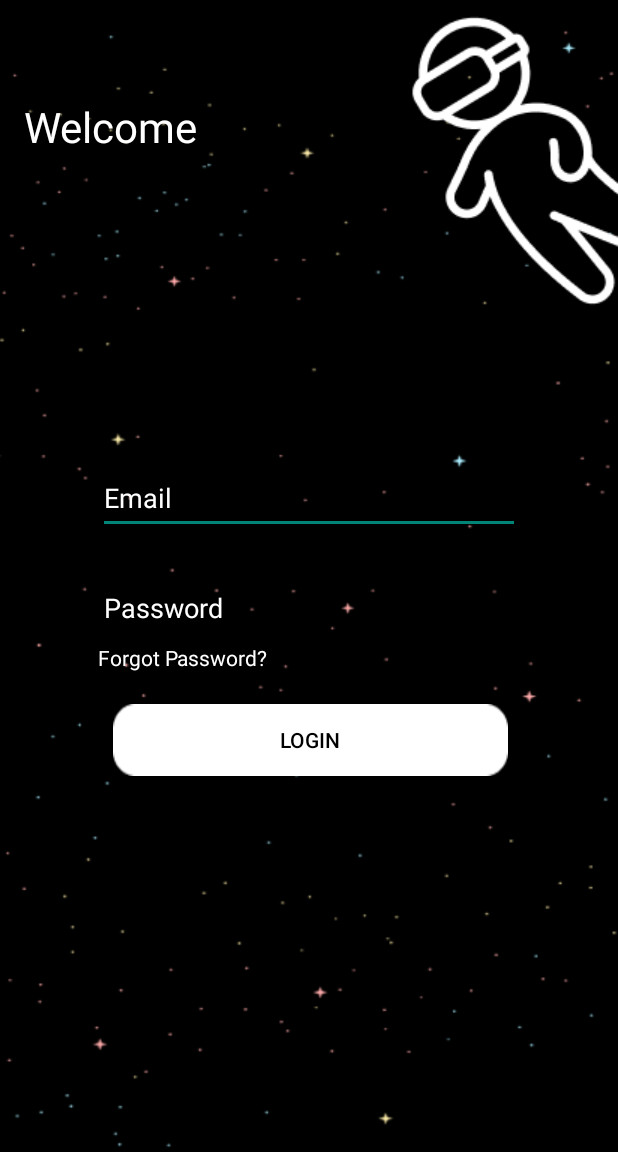
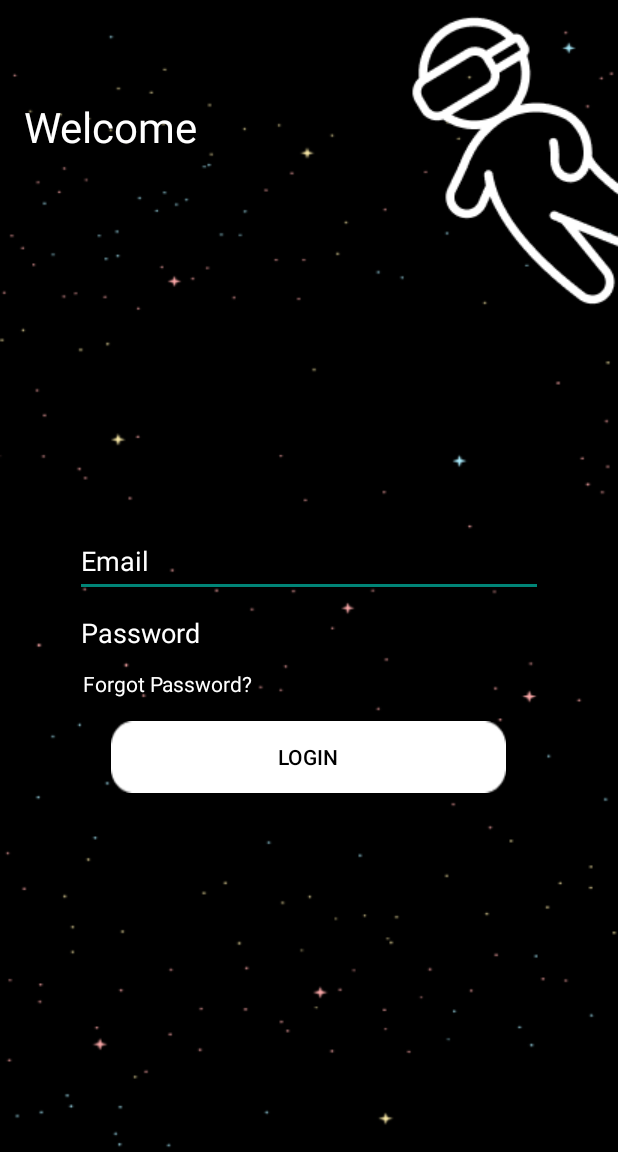
Before and after one commit to ADYPU-SpaceApp/SpaceApp, an Android app: the screen it shows after launch (LoginActivity), on a phone screen of 412 x 824 dp, the part 84-1236 px from its top. Run offline under Robolectric (Android 15) with nearby library versions, the light colour scheme and no system bars; our stand-ins replace Firebase (no records; nobody signed in at launch, a user with empty details on screens opened directly).

Commit message:
minor changes

```diff
--- a/app/src/main/java/finalyearproject/is7/spaceapp/DevCreateUserActivity.kt
+++ b/app/src/main/java/finalyearproject/is7/spaceapp/DevCreateUserActivity.kt
@@ -10,7 +10,6 @@ import com.google.firebase.ktx.Firebase
 
 class DevCreateUserActivity: AppCompatActivity() {
 
-    @Suppress("unused")
     private var mAuth = FirebaseAuth.getInstance()
     private var mAuth2 = Firebase.auth
     private var mDb = FirebaseFirestore.getInstance()
--- a/app/src/main/java/finalyearproject/is7/spaceapp/DevMainActivity.kt
+++ b/app/src/main/java/finalyearproject/is7/spaceapp/DevMainActivity.kt
@@ -9,6 +9,7 @@ import com.google.firebase.auth.FirebaseAuth
 class DevMainActivity: AppCompatActivity() {
 
     private lateinit var profileButton: Button
+    private lateinit var createDevActivity: Button
     private lateinit var createOrgButton: Button
     private lateinit var createUserButton: Button
     private lateinit var logoutButton: Button
@@ -20,12 +21,17 @@ class DevMainActivity: AppCompatActivity() {
         setContentView(R.layout.activity_dev_main)
 
         profileButton = findViewById(R.id.profileButton)
+        createDevActivity = findViewById(R.id.createDevButton)
         createOrgButton = findViewById(R.id.createOrgButton)
         createUserButton = findViewById(R.id.createUserButton)
         logoutButton = findViewById(R.id.logoutButton)
 
         profileButton.setOnClickListener {
             startActivity(Intent(this, DevProfileActivity::class.java))
+        }
+
+        createDevActivity.setOnClickListener {
+            startActivity(Intent(this, CreateDevActivity::class.java))
         }
 
         createOrgButton.setOnClickListener {
--- a/app/src/main/java/finalyearproject/is7/spaceapp/LoginActivity.kt
+++ b/app/src/main/java/finalyearproject/is7/spaceapp/LoginActivity.kt
@@ -2,11 +2,7 @@ package finalyearproject.is7.spaceapp
 
 import android.content.Intent
 import android.os.Bundle
-import android.widget.Button
-import android.widget.EditText
-import android.widget.ProgressBar
-import android.widget.TextView
-import android.widget.Toast
+import android.widget.*
 import androidx.appcompat.app.AppCompatActivity
 import com.google.firebase.auth.ktx.auth
 import com.google.firebase.firestore.ktx.firestore
--- a/app/src/main/res/layout/activity_login.xml
+++ b/app/src/main/res/layout/activity_login.xml
@@ -1,27 +1,15 @@
 <?xml version="1.0" encoding="utf-8"?>
-<androidx.constraintlayout.widget.ConstraintLayout xmlns:android="http://schemas.android.com/apk/res/android"
+<RelativeLayout xmlns:android="http://schemas.android.com/apk/res/android"
     xmlns:app="http://schemas.android.com/apk/res-auto"
     xmlns:tools="http://schemas.android.com/tools"
     android:layout_width="match_parent"
     android:layout_height="match_parent"
     android:background="@drawable/login_bg">
 
-    <ImageView
-        android:id="@+id/astro"
+    <TextView
+        android:id="@+id/welcomeBanner"
         android:layout_width="wrap_content"
         android:layout_height="wrap_content"
-        android:layout_marginBottom="61dp"
-        android:contentDescription="@string/astro_description"
-        android:src="@drawable/astro"
-        app:layout_constraintBottom_toTopOf="@+id/loading"
-        app:layout_constraintEnd_toEndOf="parent"
-        app:layout_constraintStart_toEndOf="@+id/welcomeBanner"
-        app:layout_constraintTop_toTopOf="parent" />
-
-    <TextView
-        android:id="@+id/welcomeBanner"
-        android:layout_width="0dp"
-        android:layout_height="0dp"
         android:layout_alignParentStart="true"
         android:layout_alignParentTop="true"
         android:layout_marginStart="16dp"
@@ -30,137 +18,71 @@
         android:gravity="top"
         android:text="@string/welcome_txt"
         android:textColor="#FFFFFF"
-        android:textSize="28sp"
-        app:layout_constraintBottom_toTopOf="@+id/ForgotPassword"
-        app:layout_constraintEnd_toStartOf="@+id/astro"
-        app:layout_constraintStart_toStartOf="parent"
-        app:layout_constraintTop_toTopOf="parent" />
+        android:textSize="28sp" />
+
+    <ImageView
+        android:id="@+id/astro"
+        android:layout_width="wrap_content"
+        android:layout_height="wrap_content"
+        android:src="@drawable/astro"
+        android:layout_alignParentTop="true"
+        android:layout_alignParentEnd="true"/>
 
     <EditText
         android:id="@+id/Email"
-        android:layout_width="0dp"
+        android:layout_width="match_parent"
         android:layout_height="wrap_content"
-        android:layout_marginStart="65dp"
-        android:layout_marginEnd="65dp"
-        android:layout_marginBottom="412dp"
+        android:layout_centerHorizontal="true"
+        android:layout_marginStart="50dp"
+        android:layout_marginTop="350dp"
+        android:layout_marginEnd="50dp"
         android:hint="@string/email_hint"
-        android:importantForAutofill="no"
         android:inputType="textEmailAddress"
         android:minHeight="48dp"
         android:textColor="#FFFFFF"
-        android:textColorHint="#FFFFFF"
-        app:layout_constraintBottom_toBottomOf="parent"
-        app:layout_constraintEnd_toEndOf="parent"
-        app:layout_constraintHorizontal_bias="0.0"
-        app:layout_constraintStart_toStartOf="parent" />
+        android:textColorHint="#FFFFFF" />
 
     <EditText
         android:id="@+id/Password"
-        android:layout_width="0dp"
+        android:layout_width="match_parent"
         android:layout_height="wrap_content"
-        android:layout_marginStart="65dp"
-        android:layout_marginTop="25dp"
-        android:layout_marginEnd="65dp"
         android:hint="@string/password_hint"
-        android:importantForAutofill="no"
         android:inputType="textPassword"
         android:minHeight="48dp"
         android:textColor="#FFFFFF"
         android:textColorHint="#FFFFFF"
-        app:layout_constraintEnd_toEndOf="parent"
-        app:layout_constraintStart_toStartOf="parent"
-        app:layout_constraintTop_toBottomOf="@+id/Email" />
+        android:layout_below="@id/Email"
+        android:layout_centerHorizontal="true"
+        android:layout_marginStart="50dp"
+        android:layout_marginEnd="50dp" />
 
     <TextView
         android:id="@+id/ForgotPassword"
         android:layout_width="wrap_content"
         android:layout_height="wrap_content"
-        android:layout_alignParentTop="true"
-        android:layout_marginBottom="320dp"
         android:text="@string/forgot_password_btn_text"
         android:textColor="#FFFFFF"
         android:textSize="14sp"
-        app:layout_constraintBottom_toBottomOf="parent"
-        app:layout_constraintStart_toStartOf="@+id/Password"
-        app:layout_constraintTop_toBottomOf="@+id/welcomeBanner" />
+        android:layout_below="@id/Password"
+        android:layout_marginStart="55dp" />
 
     <androidx.appcompat.widget.AppCompatButton
         android:id="@+id/LoginButton"
         android:layout_width="wrap_content"
         android:layout_height="wrap_content"
-        android:layout_marginTop="40dp"
-        android:layout_marginEnd="8dp"
         android:background="@drawable/login_btn_bg"
         android:text="@string/login_btn_txt"
         android:textColor="@color/black"
-        app:layout_constraintEnd_toEndOf="@+id/Password"
-        app:layout_constraintTop_toBottomOf="@+id/Password" />
+        android:layout_below="@id/ForgotPassword"
+        android:layout_centerHorizontal="true"
+        android:layout_marginTop="15dp" />
 
     <ProgressBar
         android:id="@+id/loading"
-        android:layout_width="130dp"
-        android:layout_height="0dp"
-        android:layout_centerHorizontal="true"
-        android:layout_marginStart="61dp"
-        android:layout_marginBottom="340dp"
-        app:layout_constraintBottom_toBottomOf="parent"
-        app:layout_constraintStart_toStartOf="@+id/Email"
-        app:layout_constraintTop_toBottomOf="@+id/astro" />
-
-</androidx.constraintlayout.widget.ConstraintLayout>
+        android:layout_width="wrap_content"
+        android:layout_height="wrap_content"
+        android:layout_above="@id/ForgotPassword"
+        android:layout_centerHorizontal="true" />
 
 
-<!--<?xml version="1.0" encoding="utf-8"?>-->
-<!--<RelativeLayout xmlns:android="http://schemas.android.com/apk/res/android"-->
-<!--    android:layout_width="match_parent"-->
-<!--    android:layout_height="match_parent">-->
-
-<!--    <ImageView-->
-<!--        android:id="@+id/SpaceAppLogo"-->
-<!--        android:layout_width="200dp"-->
-<!--        android:layout_height="200dp"-->
-<!--        android:layout_centerHorizontal="true"-->
-<!--        android:layout_marginTop="50dp"-->
-<!--        android:layout_marginBottom="50dp"-->
-<!--        android:src="@mipmap/spaceapp_logo_round" />-->
-
-<!--    <EditText-->
-<!--        android:id="@+id/Email"-->
-<!--        android:layout_width="match_parent"-->
-<!--        android:layout_height="wrap_content"-->
-<!--        android:layout_below="@+id/SpaceAppLogo"-->
-<!--        android:layout_marginLeft="50dp"-->
-<!--        android:layout_marginRight="50dp"-->
-<!--        android:layout_marginBottom="10dp"-->
-<!--        android:hint="Email"-->
-<!--        android:inputType="textEmailAddress" />-->
-
-<!--    <EditText-->
-<!--        android:id="@+id/Password"-->
-<!--        android:layout_width="match_parent"-->
-<!--        android:layout_height="wrap_content"-->
-<!--        android:layout_below="@+id/Email"-->
-<!--        android:layout_marginLeft="50dp"-->
-<!--        android:layout_marginRight="50dp"-->
-<!--        android:layout_marginBottom="10dp"-->
-<!--        android:hint="Password"-->
-<!--        android:inputType="textPassword" />-->
-
-<!--    <Button-->
-<!--        android:id="@+id/LoginButton"-->
-<!--        android:layout_width="match_parent"-->
-<!--        android:layout_height="wrap_content"-->
-<!--        android:layout_below="@+id/Password"-->
-<!--        android:layout_marginLeft="50dp"-->
-<!--        android:layout_marginRight="50dp"-->
-<!--        android:layout_marginBottom="10dp"-->
-<!--        android:text="Login" />-->
-
-<!--    <ProgressBar-->
-<!--        android:id="@+id/loading"-->
-<!--        android:layout_width="wrap_content"-->
-<!--        android:layout_height="wrap_content"-->
-<!--        android:layout_below="@id/SpaceAppLogo"-->
-<!--        android:layout_centerHorizontal="true" />-->
-
-<!--</RelativeLayout>-->
+</RelativeLayout>
--- a/app/src/main/res/values/strings.xml
+++ b/app/src/main/res/values/strings.xml
@@ -51,4 +51,5 @@
     <string name="forgot_password_btn_text">Forgot Password?</string>
     <string name="submit_btn_txt">Submit</string>
     <string name="forgot_password_txt">Forgot Password</string>
+    <string name="your_web_client_id">481589343664-90952dsvlo0fqd9umjh2oh4iltpn577s.apps.googleusercontent.com</string>
 </resources>
```
Also changed, not shown: app/src/main/AndroidManifest.xml (+7 -1 lines), app/src/main/java/finalyearproject/is7/spaceapp/ChangeDisplayPicActivity.kt (+0 -9 lines), app/src/main/java/finalyearproject/is7/spaceapp/CreateDevActivity.kt (added, +77 -0 lines), app/src/main/java/finalyearproject/is7/spaceapp/CreateNoticeActivity.kt (+6 -1 lines), app/src/main/java/finalyearproject/is7/spaceapp/DevCreateOrgActivity.kt (+10 -4 lines), app/src/main/java/finalyearproject/is7/spaceapp/DevProfileActivity.kt (+10 -9 lines), app/src/main/java/finalyearproject/is7/spaceapp/OrgMainActivity.kt (+19 -12 lines), app/src/main/java/finalyearproject/is7/spaceapp/OrgProfileActivity.kt (+3 -4 lines), app/src/main/java/finalyearproject/is7/spaceapp/UserMainActivity.kt (+33 -25 lines), app/src/main/res/layout/activity_create_dev.xml (added, +48 -0 lines), app/src/main/res/layout/activity_dev_main.xml (+10 -1 lines), app/src/main/res/layout/activity_user_main.xml (+8 -8 lines).
